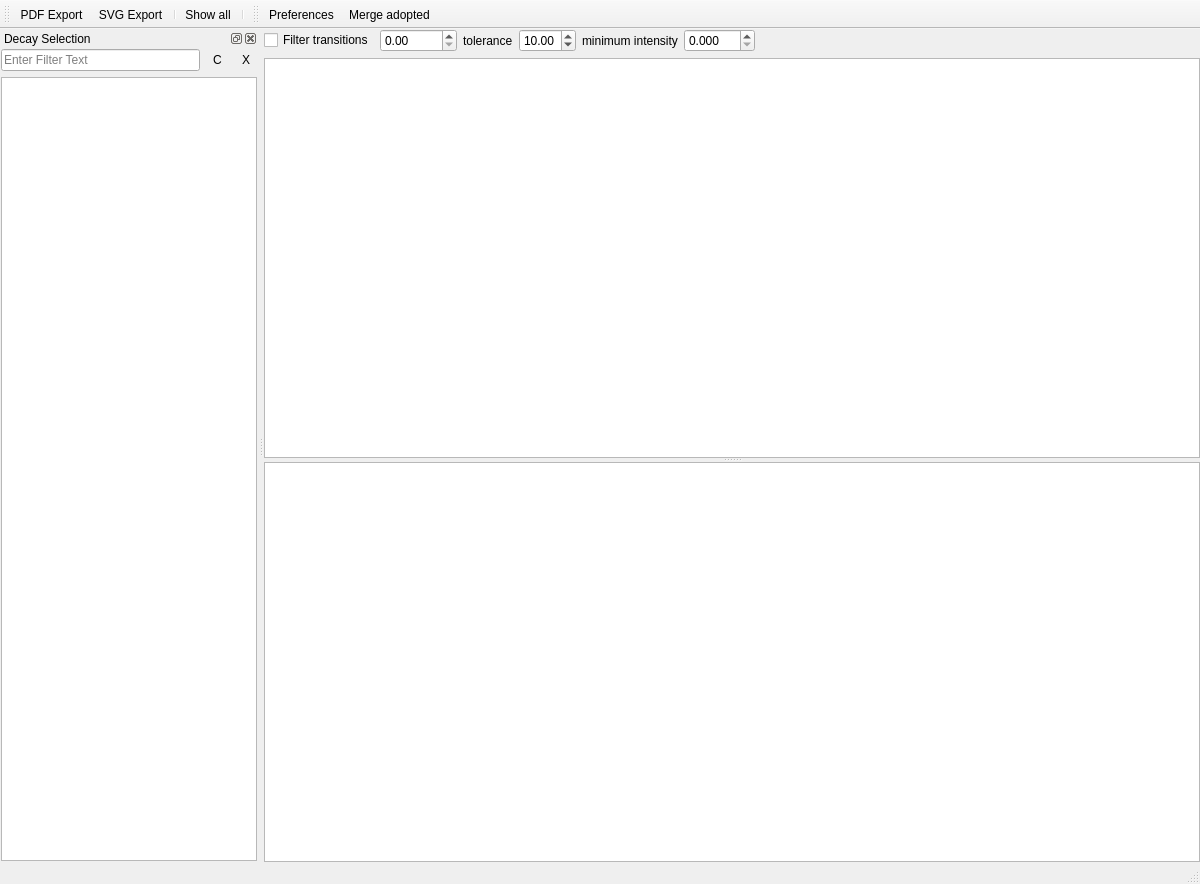
Qt form source/Nuclei.ui (martukas/nuclei) before a commit.
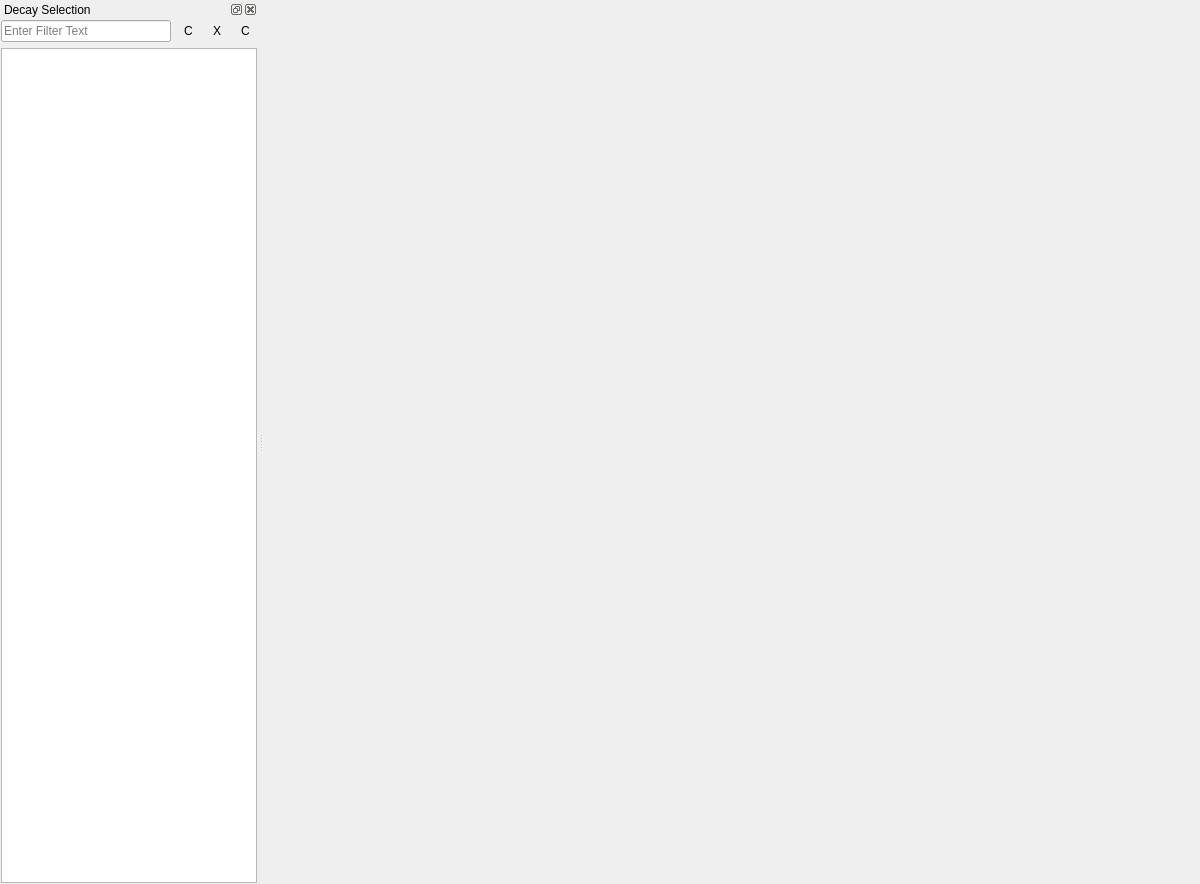
The same form after that commit. Icons and pictures are not drawn. Custom widgets are drawn as their Qt base class.

Commit message: refactored scheme viewer, text highlighting experiments

What changed in the file:
```diff
--- a/source/Nuclei.ui
+++ b/source/Nuclei.ui
@@ -20,7 +20,7 @@
   <property name="dockNestingEnabled">
    <bool>true</bool>
   </property>
-  <widget class="QWidget" name="centralWidget">
+  <widget class="SchemeEditor" name="nuclideBrowser">
    <layout class="QVBoxLayout" name="verticalLayout_3">
     <property name="leftMargin">
      <number>0</number>
@@ -34,161 +34,8 @@
     <property name="bottomMargin">
      <number>0</number>
     </property>
-    <item>
-     <layout class="QHBoxLayout" name="horizontalLayout">
-      <item>
-       <widget class="QCheckBox" name="checkFilterTransition">
-        <property name="sizePolicy">
-         <sizepolicy hsizetype="Maximum" vsizetype="Fixed">
-          <horstretch>0</horstretch>
-          <verstretch>0</verstretch>
-         </sizepolicy>
-        </property>
-        <property name="text">
-         <string>Filter transitions</string>
-        </property>
-       </widget>
-      </item>
-      <item>
-       <widget class="QDoubleSpinBox" name="doubleTargetTransition">
-        <property name="sizePolicy">
-         <sizepolicy hsizetype="Maximum" vsizetype="Fixed">
-          <horstretch>0</horstretch>
-          <verstretch>0</verstretch>
-         </sizepolicy>
-        </property>
-        <property name="maximum">
-         <double>99999.990000000005239</double>
-        </property>
-       </widget>
-      </item>
-      <item>
-       <widget class="QLabel" name="label">
-        <property name="sizePolicy">
-         <sizepolicy hsizetype="Maximum" vsizetype="Preferred">
-          <horstretch>0</horstretch>
-          <verstretch>0</verstretch>
-         </sizepolicy>
-        </property>
-        <property name="text">
-         <string>tolerance</string>
-        </property>
-       </widget>
-      </item>
-      <item>
-       <widget class="QDoubleSpinBox" name="doubleTransitionTolerance">
-        <property name="sizePolicy">
-         <sizepolicy hsizetype="Maximum" vsizetype="Fixed">
-          <horstretch>0</horstretch>
-          <verstretch>0</verstretch>
-         </sizepolicy>
-        </property>
-        <property name="value">
-         <double>10.000000000000000</double>
-        </property>
-       </widget>
-      </item>
-      <item>
-       <widget class="QLabel" name="label_3">
-        <property name="sizePolicy">
-         <sizepolicy hsizetype="Maximum" vsizetype="Preferred">
-          <horstretch>0</horstretch>
-          <verstretch>0</verstretch>
-         </sizepolicy>
-        </property>
-        <property name="text">
-         <string>minimum intensity</string>
-        </property>
-       </widget>
-      </item>
-      <item>
-       <widget class="QDoubleSpinBox" name="doubleMinIntensity">
-        <property name="sizePolicy">
-         <sizepolicy hsizetype="Maximum" vsizetype="Fixed">
-          <horstretch>0</horstretch>
-          <verstretch>0</verstretch>
-         </sizepolicy>
-        </property>
-        <property name="decimals">
-         <number>3</number>
-        </property>
-        <property name="maximum">
-         <double>100.000000000000000</double>
-        </property>
-        <property name="singleStep">
-         <double>0.050000000000000</double>
-        </property>
-        <property name="value">
-         <double>0.000000000000000</double>
-        </property>
-       </widget>
-      </item>
-      <item>
-       <widget class="QLabel" name="label_2">
-        <property name="text">
-         <string/>
-        </property>
-       </widget>
-      </item>
-     </layout>
-    </item>
-    <item>
-     <layout class="QVBoxLayout" name="verticalLayout_2">
-      <item>
-       <widget class="QSplitter" name="splitter">
-        <property name="orientation">
-         <enum>Qt::Vertical</enum>
-        </property>
-        <widget class="QGraphicsView" name="decayView">
-         <property name="sizePolicy">
-          <sizepolicy hsizetype="Expanding" vsizetype="Expanding">
-           <horstretch>1</horstretch>
-           <verstretch>0</verstretch>
-          </sizepolicy>
-         </property>
-        </widget>
-        <widget class="QTextBrowser" name="textBrowser">
-         <property name="maximumSize">
-          <size>
-           <width>16777215</width>
-           <height>16777215</height>
-          </size>
-         </property>
-         <property name="font">
-          <font>
-           <pointsize>17</pointsize>
-          </font>
-         </property>
-        </widget>
-       </widget>
-      </item>
-     </layout>
-    </item>
    </layout>
   </widget>
-  <widget class="QToolBar" name="mainToolBar">
-   <property name="windowTitle">
-    <string>Common Tool Bar</string>
-   </property>
-   <property name="iconSize">
-    <size>
-     <width>32</width>
-     <height>32</height>
-    </size>
-   </property>
-   <attribute name="toolBarArea">
-    <enum>TopToolBarArea</enum>
-   </attribute>
-   <attribute name="toolBarBreak">
-    <bool>false</bool>
-   </attribute>
-   <addaction name="actionPDF_Export"/>
-   <addaction name="actionSVG_Export"/>
-   <addaction name="separator"/>
-   <addaction name="actionShow_all"/>
-   <addaction name="separator"/>
-  </widget>
-  <widget class="QStatusBar" name="statusBar"/>
   <widget class="QDockWidget" name="decaySelectorDock">
    <property name="allowedAreas">
     <set>Qt::LeftDockWidgetArea|Qt::RightDockWidgetArea</set>
@@ -256,6 +103,23 @@
          </property>
         </widget>
        </item>
+       <item>
+        <widget class="QToolButton" name="decayOptionsButton">
+         <property name="toolTip">
+          <string>Collapse Tree</string>
+         </property>
+         <property name="text">
+          <string>C</string>
+         </property>
+         <property name="icon">
+          <iconset resource="resources/nuclei.qrc">
+           <normaloff>:/toolbar/configure.png</normaloff>:/toolbar/configure.png</iconset>
+         </property>
+         <property name="autoRaise">
+          <bool>true</bool>
+         </property>
+        </widget>
+       </item>
       </layout>
      </item>
      <item>
@@ -274,64 +138,6 @@
     </layout>
    </widget>
   </widget>
-  <widget class="QToolBar" name="extrasBar">
-   <property name="windowTitle">
-    <string>About Tool Bar</string>
-   </property>
-   <property name="iconSize">
-    <size>
-     <width>32</width>
-     <height>32</height>
-    </size>
-   </property>
-   <attribute name="toolBarArea">
-    <enum>TopToolBarArea</enum>
-   </attribute>
-   <attribute name="toolBarBreak">
-    <bool>false</bool>
-   </attribute>
-   <addaction name="actionPreferences"/>
-   <addaction name="actionMerge_adopted"/>
-  </widget>
-  <action name="actionShow_all">
-   <property name="icon">
-    <iconset resource="resources/nuclei.qrc">
-     <normaloff>:/toolbar/zoom-fit-best.png</normaloff>:/toolbar/zoom-fit-best.png</iconset>
-   </property>
-   <property name="text">
-    <string>Show all</string>
-   </property>
-   <property name="toolTip">
-    <string>Show all</string>
-   </property>
-  </action>
-  <action name="actionSVG_Export">
-   <property name="icon">
-    <iconset resource="resources/nuclei.qrc">
-     <normaloff>:/toolbar/image-svg+xml.png</normaloff>:/toolbar/image-svg+xml.png</iconset>
-   </property>
-   <property name="text">
-    <string>SVG Export</string>
-   </property>
-   <property name="toolTip">
-    <string>Export as SVG File</string>
-   </property>
-  </action>
-  <action name="actionPDF_Export">
-   <property name="icon">
-    <iconset resource="resources/nuclei.qrc">
-     <normaloff>:/toolbar/application-pdf.png</normaloff>:/toolbar/application-pdf.png</iconset>
-   </property>
-   <property name="text">
-    <string>PDF Export</string>
-   </property>
-   <property name="toolTip">
-    <string>Export as PDF File</string>
-   </property>
-   <property name="shortcut">
-    <string>Ctrl+P</string>
-   </property>
-  </action>
   <action name="actionPreferences">
    <property name="icon">
     <iconset resource="resources/nuclei.qrc">
@@ -344,21 +150,6 @@
     <string>Change application preferences</string>
    </property>
   </action>
-  <action name="actionMerge_adopted">
-   <property name="checkable">
-    <bool>true</bool>
-   </property>
-   <property name="icon">
-    <iconset resource="resources/nuclei.qrc">
-     <normaloff>:/toolbar/checkbox.png</normaloff>:/toolbar/checkbox.png</iconset>
-   </property>
-   <property name="text">
-    <string>Merge adopted</string>
-   </property>
-   <property name="toolTip">
-    <string>Merge adopted levels info</string>
-   </property>
-  </action>
  </widget>
  <layoutdefault spacing="6" margin="11"/>
  <customwidgets>
@@ -372,6 +163,12 @@
    <extends>QTreeView</extends>
    <header>TreeView.h</header>
   </customwidget>
+  <customwidget>
+   <class>SchemeEditor</class>
+   <extends>QWidget</extends>
+   <header>SchemeEditor.h</header>
+   <container>1</container>
+  </customwidget>
  </customwidgets>
  <resources>
   <include location="resources/nuclei.qrc"/>
```
The commit also changes 26 other files.
